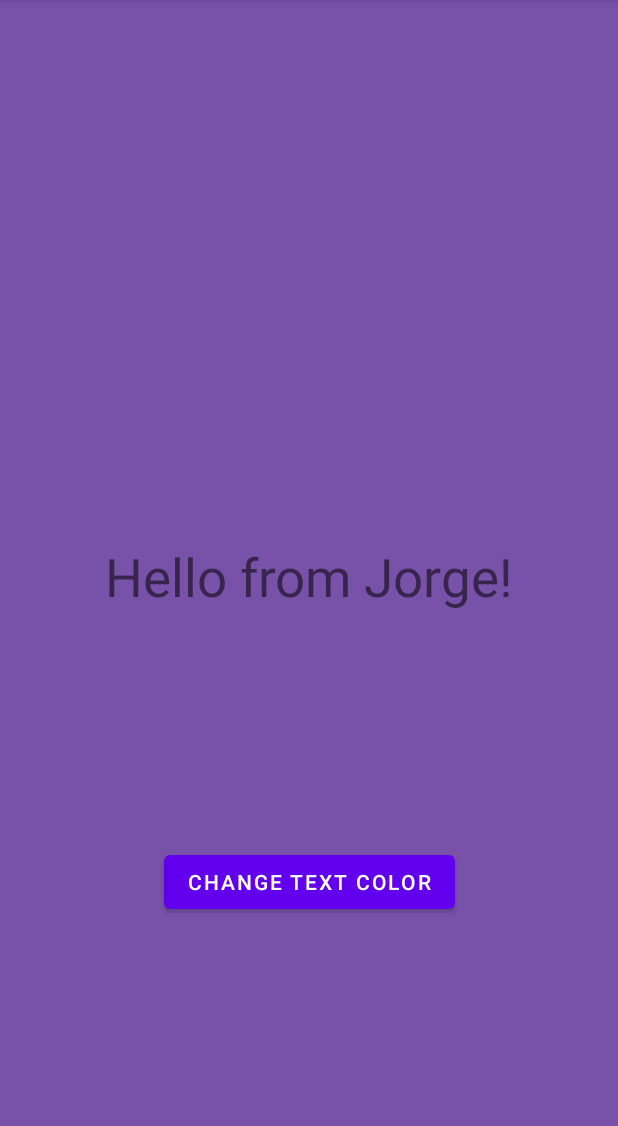
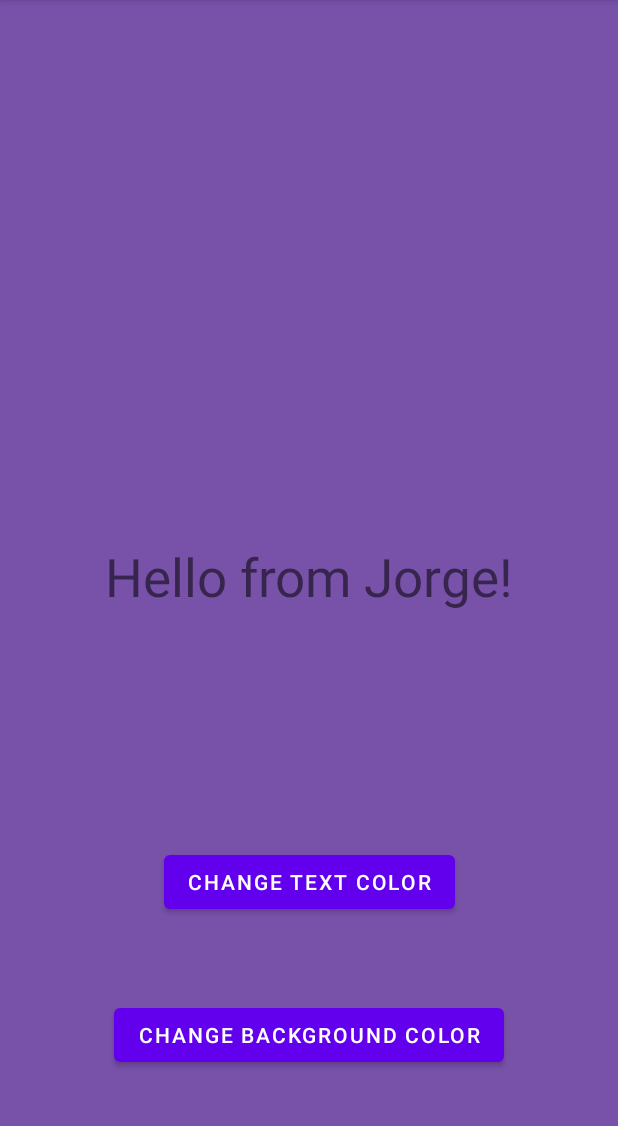
Before and after one commit to Jmdiaz1998/Codepath-Prework, an Android app: the screen it shows after launch (MainActivity), on a phone screen of 412 x 824 dp, the part 84-1210 px from its top. Run offline under Robolectric (Android 15) with nearby library versions, the phone set to English and light mode, and no system bars.

Commit message:
adds button to change background color

```diff
--- a/MyFirstAppHelloWorld/app/src/main/java/com/example/myfirstapp_helloworld/MainActivity.kt
+++ b/MyFirstAppHelloWorld/app/src/main/java/com/example/myfirstapp_helloworld/MainActivity.kt
@@ -5,6 +5,7 @@ import android.os.Bundle
 import android.util.Log
 import android.widget.Button
 import android.widget.TextView
+import androidx.constraintlayout.widget.ConstraintLayout
 
 
 class MainActivity : AppCompatActivity() {
@@ -19,14 +20,18 @@ class MainActivity : AppCompatActivity() {
 
         // Get a reference to button
         //2.Set up logic to know when user has tapped on the button
-        findViewById<Button>(R.id.button).setOnClickListener {
+        findViewById<Button>(R.id.change_text_color_button).setOnClickListener {
             // Handles button tap
             // 3.Change the color of the text
             Log.i("Jorge", "Tapped on button")
             // Get a reference to the text view
             // Set the color of the text view
             findViewById<TextView>(R.id.textView).setTextColor(getResources().getColor(R.color.pearl_white))
+        }
 
+        findViewById<Button>(R.id.change_background_color_button).setOnClickListener {
+            Log.i("Jorge", "Tapped on button2")
+            findViewById<ConstraintLayout>(R.id.backgroundView).setBackgroundColor(getResources().getColor(R.color.white))
         }
 
     }
--- a/MyFirstAppHelloWorld/app/src/main/res/layout/activity_main.xml
+++ b/MyFirstAppHelloWorld/app/src/main/res/layout/activity_main.xml
@@ -1,7 +1,9 @@
 <?xml version="1.0" encoding="utf-8"?>
-<androidx.constraintlayout.widget.ConstraintLayout xmlns:android="http://schemas.android.com/apk/res/android"
+<androidx.constraintlayout.widget.ConstraintLayout
+    xmlns:android="http://schemas.android.com/apk/res/android"
     xmlns:app="http://schemas.android.com/apk/res-auto"
     xmlns:tools="http://schemas.android.com/tools"
+    android:id="@+id/backgroundView"
     android:layout_width="match_parent"
     android:layout_height="match_parent"
     android:background="#7851a9"
@@ -19,7 +21,7 @@
         app:layout_constraintTop_toTopOf="parent" />
 
     <Button
-        android:id="@+id/button"
+        android:id="@+id/change_text_color_button"
         android:layout_width="wrap_content"
         android:layout_height="wrap_content"
         android:text="Change Text Color"
@@ -28,4 +30,15 @@
         app:layout_constraintStart_toStartOf="parent"
         app:layout_constraintTop_toBottomOf="@+id/textView" />
 
+    <Button
+        android:id="@+id/change_background_color_button"
+        android:layout_width="wrap_content"
+        android:layout_height="wrap_content"
+        android:text="Change Background Color"
+        app:layout_constraintBottom_toBottomOf="parent"
+        app:layout_constraintEnd_toEndOf="parent"
+        app:layout_constraintStart_toStartOf="parent"
+        app:layout_constraintTop_toBottomOf="@+id/change_text_color_button" />
+
+
 </androidx.constraintlayout.widget.ConstraintLayout>
```
